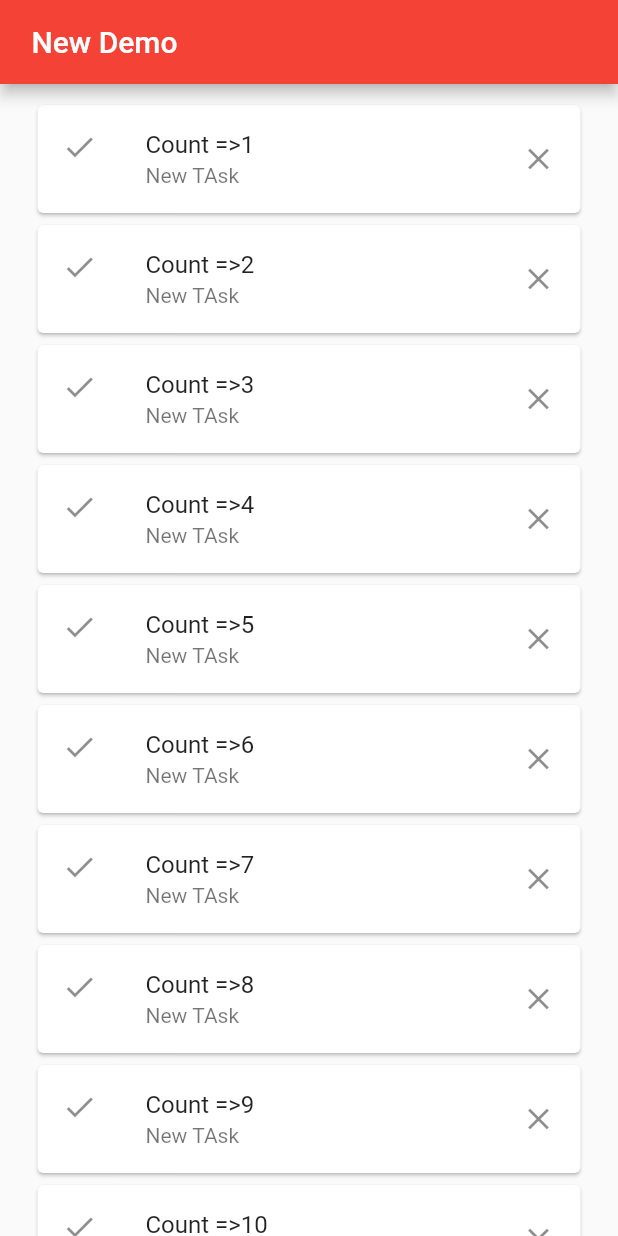
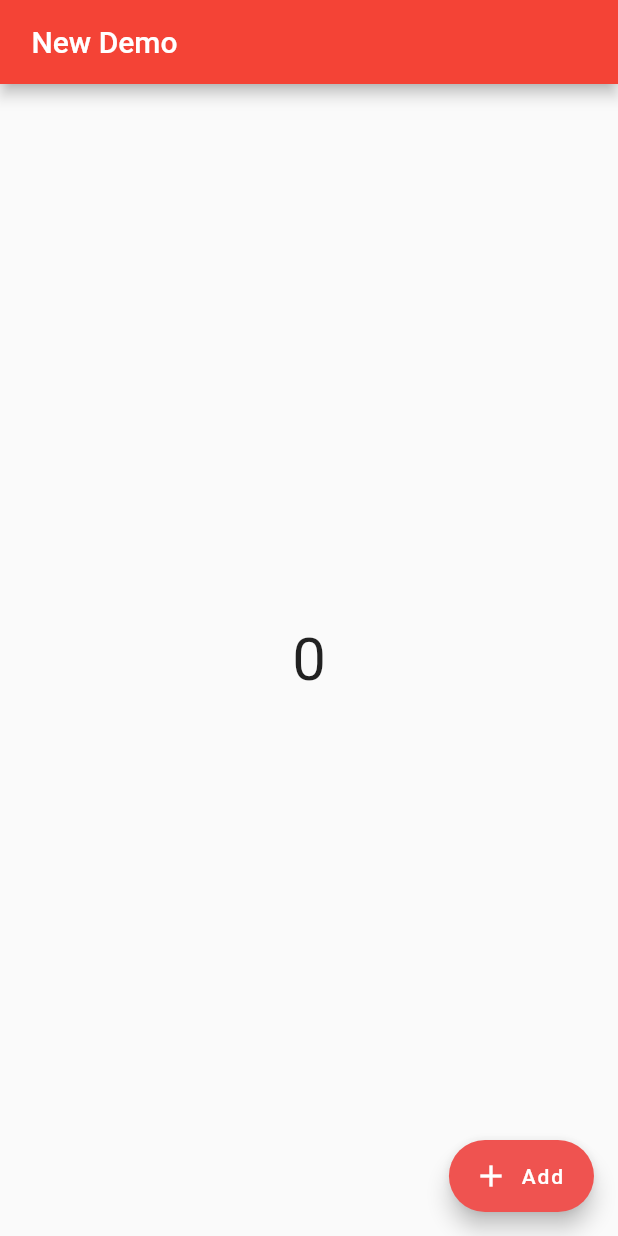
Before and after one commit to kishoreckd/List_card, a Flutter app: the screen it shows after launch, on a phone screen of 412 x 824 dp. Run offline on Flutter 3.47's test engine with Material 2 defaults, Android fonts, the phone set to English and light mode, and no system bars; our stand-ins replace toast.

Commit message:
Setstate implemented

```diff
--- a/lib/home.dart
+++ b/lib/home.dart
@@ -11,7 +11,7 @@ class MyApp extends StatefulWidget {
 
 class _MyAppState extends State<MyApp> {
   List<int> listItem = [1, 2, 3, 4, 5, 6, 7, 8, 9, 10, 11];
-
+  var count = 0;
   @override
   Widget build(BuildContext context) {
     return MaterialApp(
@@ -20,40 +20,61 @@ class _MyAppState extends State<MyApp> {
             title: const Text(' New Demo'),
             backgroundColor: Colors.red,
           ),
-        body: SizedBox(
-            width: double.infinity,
-            child: ListView.builder(
-                padding: const EdgeInsets.all(10.0),
-                itemCount: listItem.length,
-                itemBuilder: (BuildContext context, int index) {
-                  return Dismissible(
-                    key: const ValueKey(123),
-                    onDismissed: (direction) {
-                      print(direction);
-                    },
-                    background: Container(
-                      color: Colors.red,
-                      alignment: Alignment.centerRight,
-                      padding: EdgeInsets.only(right: 20.0),
-                      child: Icon(
-                        Icons.delete,
-                        color: Colors.white,
-                        size: 40.0,
+          body: Center(
+            child: Text(
+              '$count',
+              style: TextStyle(fontSize: 40.0),
             ),
           ),
-                    child: Card(
-                      margin: const EdgeInsets.symmetric(
-                          horizontal: 15.0, vertical: 4.0),
-                      child: ListTile(
-                        title: Text('Count =>${listItem[index]}'),
-                        subtitle: const Text('New TAsk'),
-                        leading: const Icon(Icons.done),
-                        trailing: const Icon(Icons.close),
-                      ),
-                    ),
-                  );
-                })),
-      ),
+          floatingActionButton: FloatingActionButton.extended(
+            onPressed: () => {
+              print('pressed'),
+              setState(() {
+                count++;
+              })
+            },
+            label: Text('Add'),
+            icon: Icon(Icons.add),
+            backgroundColor: Colors.red[400],
+            tooltip: 'Tooltip',
+          )
+          /***List card shown using dismissible method */
+          //   body: SizedBox(
+          //       width: double.infinity,
+          //       child: ListView.builder(
+          //           padding: const EdgeInsets.all(10.0),
+          //           itemCount: listItem.length,
+          //           itemBuilder: (BuildContext context, int index) {
+          //             return Dismissible(
+          //               key: const ValueKey(123),
+          //               onDismissed: (direction) {
+          //                 print(direction);
+          //               },
+          //               background: Container(
+          //                 color: Colors.red,
+          //                 alignment: Alignment.centerRight,
+          //                 padding: EdgeInsets.only(right: 20.0),
+          //                 child: Icon(
+          //                   Icons.delete,
+          //                   color: Colors.white,
+          //                   size: 40.0,
+          //                 ),
+          //               ),
+          //               child: Card(
+          //                 margin: const EdgeInsets.symmetric(
+          //                     horizontal: 15.0, vertical: 4.0),
+          //                 child: ListTile(
+          //                   title: Text('Count =>${listItem[index]}'),
+          //                   subtitle: const Text('New TAsk'),
+          //                   leading: const Icon(Icons.done),
+          //                   trailing: const Icon(Icons.close),
+          //                 ),
+          //               ),
+          //             );
+          //           })),
+          // ),
+
+          /***Icon button */
           // body: Center(
           //   child: IconButton(
           //     icon: Icon(Icons.add),
@@ -91,7 +112,7 @@ class _MyAppState extends State<MyApp> {
           //   //         child: Text('Click me'))
           //   //   ],
           //   // ),
-      // ),
+          ),
     );
   }
 }
```
Lines whose indentation alone changed are shown as unchanged.
